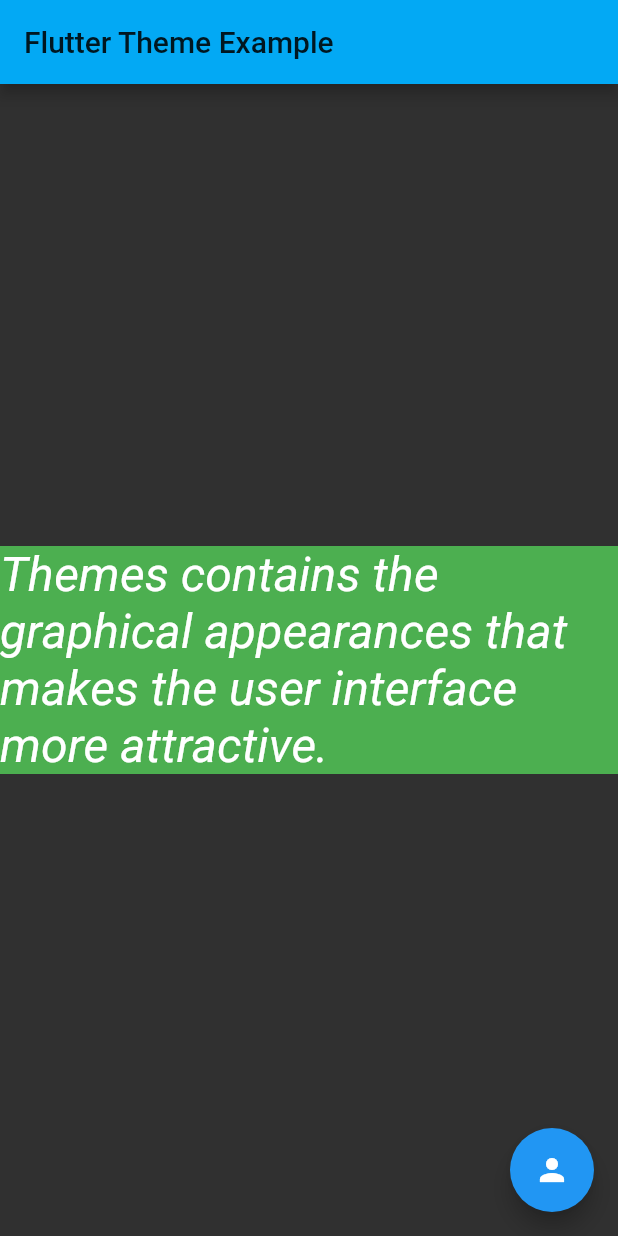
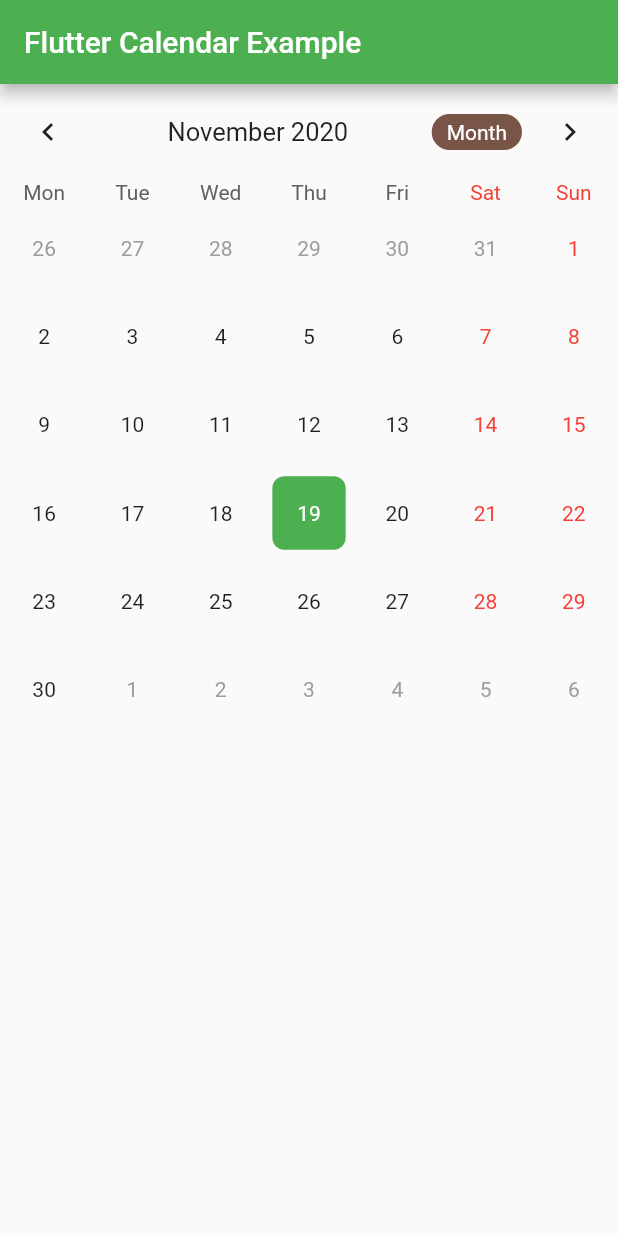
Before and after one commit to loveleenkaurnancy/flutter_app, a Flutter app: the screen it shows after launch, on a phone screen of 412 x 824 dp. Run offline on Flutter 3.47's test engine with Material 2 defaults, Android fonts, the phone set to English and light mode, and no system bars; drawn by our look-alikes of table_calendar; Roboto replaces fonts that are missing (Hind, Monotype Coursiva).

Commit message:
Calendar

```diff
--- a/lib/main.dart
+++ b/lib/main.dart
@@ -1,6 +1,5 @@
 import 'package:flutter/material.dart';
-import './FirstScreen.dart';
-import './SecondScreen.dart';
+import 'package:table_calendar/table_calendar.dart';
 
 void main() => runApp(MyApp());
 
@@ -10,49 +9,85 @@ class MyApp extends StatelessWidget {
   Widget build(BuildContext context) {
     return MaterialApp(
       theme: ThemeData(
-        // Define the default brightness and colors.
-        brightness: Brightness.dark,
-        primaryColor: Colors.lightBlue,
-        accentColor: Colors.green,
-
-        // Define the default font family.
-        fontFamily: 'Monotype Coursiva',
-
-        // Define the TextTheme that specifies the default
-        // text styling for headlines, titles, bodies of text, and more.
-        textTheme: TextTheme(
-            headline: TextStyle(fontSize: 32.0, fontStyle: FontStyle.italic, fontFamily: 'Hind')
-        ),
+        primarySwatch: Colors.green,
       ),
-      home: MyThemePage(),
+      home: HomeCalendarPage(),
     );
   }
 }
 
-class MyThemePage extends StatelessWidget {
+class HomeCalendarPage extends StatefulWidget {
+  @override
+  _HomeCalendarPageState createState() => _HomeCalendarPageState();
+}
+
+class _HomeCalendarPageState extends State<HomeCalendarPage> {
+  CalendarController _controller;
+
+  @override
+  void initState() {
+    super.initState();
+    _controller = CalendarController();
+  }
+
   @override
   Widget build(BuildContext context) {
     return Scaffold(
       appBar: AppBar(
-        title: Text('Flutter Theme Example'),
+        title: Text('Flutter Calendar Example'),
       ),
-      body: Center(
-        child: Container(
-          color: Theme.of(context).accentColor,
-          child: Text(
-            'Themes contains the graphical appearances that makes the user interface more attractive.',
-            style: Theme.of(context).textTheme.headline,
-          ),
-        ),
-      ),
-      floatingActionButton: Theme(
-        data: Theme.of(context).copyWith(
-          colorScheme:
-          Theme.of(context).colorScheme.copyWith(secondary: Colors.blue),
-        ),
-        child: FloatingActionButton(
-          onPressed: null,
-          child: Icon(Icons.person),
+      body: SingleChildScrollView(
+        child: Column(
+          crossAxisAlignment: CrossAxisAlignment.start,
+          children: <Widget>[
+            TableCalendar(
+              initialCalendarFormat: CalendarFormat.month,
+              calendarStyle: CalendarStyle(
+                  todayColor: Colors.blue,
+                  selectedColor: Theme.of(context).primaryColor,
+                  todayStyle: TextStyle(
+                      fontWeight: FontWeight.bold,
+                      fontSize: 22.0,
+                      color: Colors.white)
+              ),
+              headerStyle: HeaderStyle(
+                centerHeaderTitle: true,
+                formatButtonDecoration: BoxDecoration(
+                  color: Colors.brown,
+                  borderRadius: BorderRadius.circular(22.0),
+                ),
+                formatButtonTextStyle: TextStyle(color: Colors.white),
+                formatButtonShowsNext: false,
+              ),
+              startingDayOfWeek: StartingDayOfWeek.monday,
+              // onDaySelected: (date, events) {
+              //   print(date.toUtc());
+              // },
+              builders: CalendarBuilders(
+                selectedDayBuilder: (context, date, events) => Container(
+                    margin: const EdgeInsets.all(5.0),
+                    alignment: Alignment.center,
+                    decoration: BoxDecoration(
+                        color: Theme.of(context).primaryColor,
+                        borderRadius: BorderRadius.circular(8.0)),
+                    child: Text(
+                      date.day.toString(),
+                      style: TextStyle(color: Colors.white),
+                    )),
+                todayDayBuilder: (context, date, events) => Container(
+                    margin: const EdgeInsets.all(5.0),
+                    alignment: Alignment.center,
+                    decoration: BoxDecoration(
+                        color: Colors.blue,
+                        borderRadius: BorderRadius.circular(8.0)),
+                    child: Text(
+                      date.day.toString(),
+                      style: TextStyle(color: Colors.white),
+                    )),
+              ),
+              calendarController: _controller,
+            )
+          ],
         ),
       ),
     );
--- a/pubspec.yaml
+++ b/pubspec.yaml
@@ -24,6 +24,7 @@ dependencies:
   flutter:
     sdk: flutter
   fl_chart: ^0.10.1
+  table_calendar: ^2.1.0
 
 
   # The following adds the Cupertino Icons font to your application.
```
Also changed, not shown: pubspec.lock.
